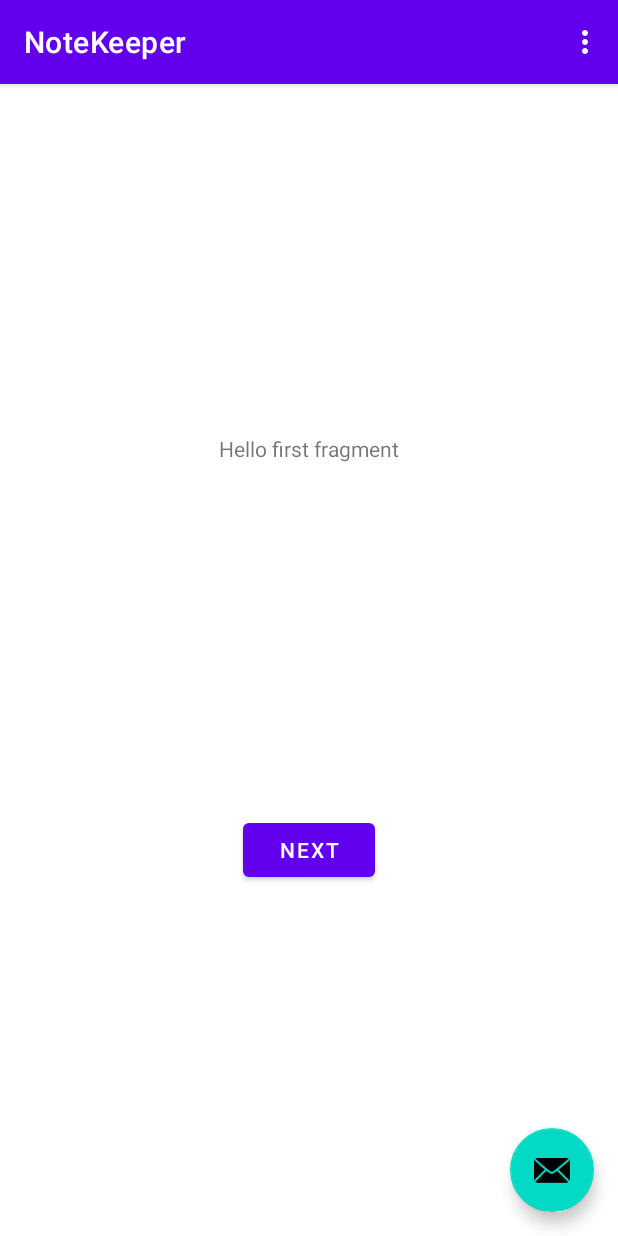
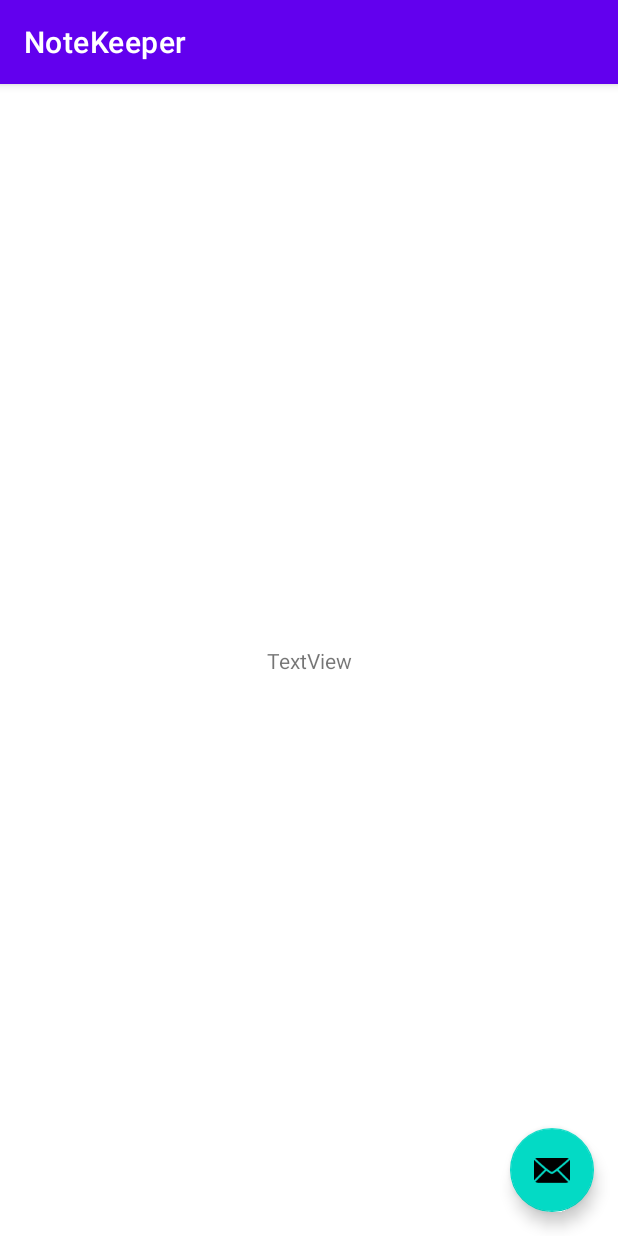
Before and after one commit to piusmnwilson/NoteKeeper, an Android app: the screen it shows after launch (MainActivity), on a phone screen of 412 x 824 dp. Run offline under Robolectric (Android 15) with nearby library versions, the phone set to English and light mode, and no system bars; 1 statement that could not run was skipped.

Commit message:
Removed fragment code

```diff
--- a/app/src/main/java/com/noovate/notekeeper/FirstFragment.kt
+++ /dev/null
@@ -1,31 +0,0 @@
-package com.noovate.notekeeper
-
-import android.os.Bundle
-import androidx.fragment.app.Fragment
-import android.view.LayoutInflater
-import android.view.View
-import android.view.ViewGroup
-import android.widget.Button
-import androidx.navigation.fragment.findNavController
-
-/**
- * A simple [Fragment] subclass as the default destination in the navigation.
- */
-class FirstFragment : Fragment() {
-
-    override fun onCreateView(
-            inflater: LayoutInflater, container: ViewGroup?,
-            savedInstanceState: Bundle?
-    ): View? {
-        // Inflate the layout for this fragment
-        return inflater.inflate(R.layout.fragment_first, container, false)
-    }
-
-    override fun onViewCreated(view: View, savedInstanceState: Bundle?) {
-        super.onViewCreated(view, savedInstanceState)
-
-        view.findViewById<Button>(R.id.button_first).setOnClickListener {
-            findNavController().navigate(R.id.action_FirstFragment_to_SecondFragment)
-        }
-    }
-}
--- a/app/src/main/res/layout/content_main.xml
+++ b/app/src/main/res/layout/content_main.xml
@@ -1,19 +1,19 @@
 <?xml version="1.0" encoding="utf-8"?>
 <androidx.constraintlayout.widget.ConstraintLayout xmlns:android="http://schemas.android.com/apk/res/android"
     xmlns:app="http://schemas.android.com/apk/res-auto"
+    xmlns:tools="http://schemas.android.com/tools"
     android:layout_width="match_parent"
     android:layout_height="match_parent"
     app:layout_behavior="@string/appbar_scrolling_view_behavior">
 
-    <fragment
-        android:id="@+id/nav_host_fragment"
-        android:name="androidx.navigation.fragment.NavHostFragment"
-        android:layout_width="0dp"
-        android:layout_height="0dp"
-        app:defaultNavHost="true"
+
+    <TextView
+        android:id="@+id/textView"
+        android:layout_width="wrap_content"
+        android:layout_height="wrap_content"
+        android:text="TextView"
         app:layout_constraintBottom_toBottomOf="parent"
-        app:layout_constraintLeft_toLeftOf="parent"
-        app:layout_constraintRight_toRightOf="parent"
-        app:layout_constraintTop_toTopOf="parent"
-        app:navGraph="@navigation/nav_graph" />
+        app:layout_constraintEnd_toEndOf="parent"
+        app:layout_constraintStart_toStartOf="parent"
+        app:layout_constraintTop_toTopOf="parent" />
 </androidx.constraintlayout.widget.ConstraintLayout>
--- a/app/src/main/res/layout/fragment_first.xml
+++ /dev/null
@@ -1,28 +0,0 @@
-<?xml version="1.0" encoding="utf-8"?>
-<androidx.constraintlayout.widget.ConstraintLayout xmlns:android="http://schemas.android.com/apk/res/android"
-    xmlns:app="http://schemas.android.com/apk/res-auto"
-    xmlns:tools="http://schemas.android.com/tools"
-    android:layout_width="match_parent"
-    android:layout_height="match_parent"
-    tools:context=".FirstFragment">
-
-    <Button
-        android:id="@+id/button_first"
-        android:layout_width="wrap_content"
-        android:layout_height="wrap_content"
-        android:text="@string/next"
-        app:layout_constraintBottom_toBottomOf="parent"
-        app:layout_constraintEnd_toEndOf="parent"
-        app:layout_constraintStart_toStartOf="parent"
-        app:layout_constraintTop_toBottomOf="@id/textview_first" />
-
-    <TextView
-        android:id="@+id/textview_first"
-        android:layout_width="wrap_content"
-        android:layout_height="wrap_content"
-        android:text="@string/hello_first_fragment"
-        app:layout_constraintBottom_toTopOf="@id/button_first"
-        app:layout_constraintEnd_toEndOf="parent"
-        app:layout_constraintStart_toStartOf="parent"
-        app:layout_constraintTop_toTopOf="parent" />
-</androidx.constraintlayout.widget.ConstraintLayout>
--- a/app/src/main/res/menu/menu_main.xml
+++ /dev/null
@@ -1,10 +0,0 @@
-<menu xmlns:android="http://schemas.android.com/apk/res/android"
-    xmlns:app="http://schemas.android.com/apk/res-auto"
-    xmlns:tools="http://schemas.android.com/tools"
-    tools:context="com.noovate.notekeeper.MainActivity">
-    <item
-        android:id="@+id/action_settings"
-        android:orderInCategory="100"
-        android:title="@string/action_settings"
-        app:showAsAction="never" />
-</menu>
--- a/app/src/main/res/navigation/nav_graph.xml
+++ /dev/null
@@ -1,28 +0,0 @@
-<?xml version="1.0" encoding="utf-8"?>
-<navigation xmlns:android="http://schemas.android.com/apk/res/android"
-    xmlns:app="http://schemas.android.com/apk/res-auto"
-    xmlns:tools="http://schemas.android.com/tools"
-    android:id="@+id/nav_graph"
-    app:startDestination="@id/FirstFragment">
-
-    <fragment
-        android:id="@+id/FirstFragment"
-        android:name="com.noovate.notekeeper.FirstFragment"
-        android:label="@string/first_fragment_label"
-        tools:layout="@layout/fragment_first">
-
-        <action
-            android:id="@+id/action_FirstFragment_to_SecondFragment"
-            app:destination="@id/SecondFragment" />
-    </fragment>
-    <fragment
-        android:id="@+id/SecondFragment"
-        android:name="com.noovate.notekeeper.SecondFragment"
-        android:label="@string/second_fragment_label"
-        tools:layout="@layout/fragment_second">
-
-        <action
-            android:id="@+id/action_SecondFragment_to_FirstFragment"
-            app:destination="@id/FirstFragment" />
-    </fragment>
-</navigation>
```
Also changed, not shown: app/src/main/java/com/noovate/notekeeper/SecondFragment.kt (deleted, +0 -31 lines), app/src/main/res/layout/fragment_second.xml (deleted, +0 -27 lines).
